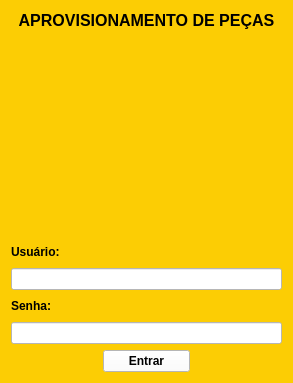
The window that INTERFACES/login.ui (Biten-Marcos/Aprovisionamento) describes before a commit, drawn with Qt 5.
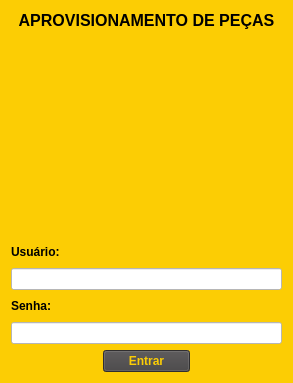
The same window after the commit. Icons and pictures are not drawn.

```diff
--- a/INTERFACES/login.ui
+++ b/INTERFACES/login.ui
@@ -141,7 +141,21 @@
           </font>
          </property>
          <property name="styleSheet">
-          <string notr="true">background-color: rgb(255, 255, 255);</string>
+          <string notr="true">QPushButton {
+     background-color: #434142;       /* Cor ao passar o mouse */
+	color:#FCCD04;
+}
+
+QPushButton:hover {
+       /* Cor ao passar o mouse */
+	background-color: rgb(213, 213, 213);
+color:#000000
+}
+
+QPushButton:pressed {
+    background-color: #d5d5d5;       /* Cor ao pressionar o botão */
+}
+</string>
          </property>
          <property name="text">
           <string>Entrar</string>
```
